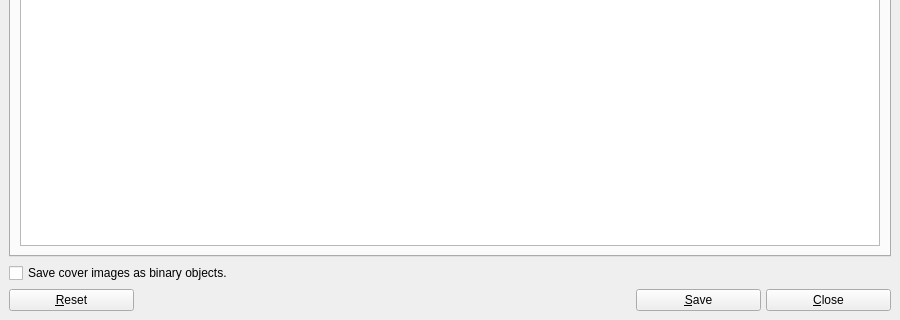
The window that UI/biblioteq_otheroptions.ui (textbrowser/biblioteq) describes before a commit, drawn with Qt 5; both pictures show x 0 to 900 and y 480 to 800 of the 900 by 800 pixel window.
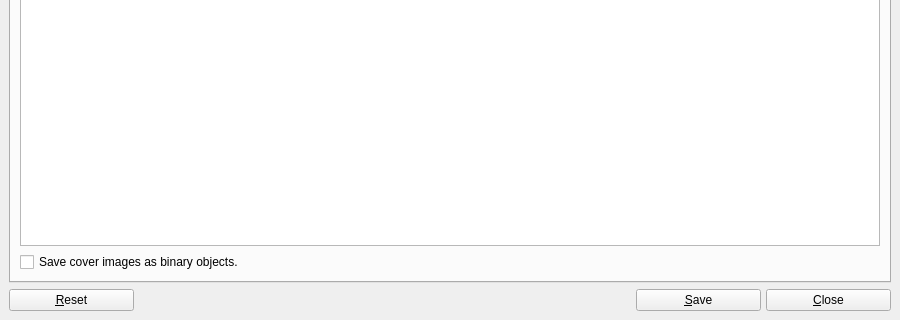
The same window after the commit. The open tabs and pages were chosen to show the change. Icons and pictures are not drawn. Custom widgets are drawn as their Qt base class.

Commit message: Cover images as binaries.

What changed in the file:
```diff
--- a/UI/biblioteq_otheroptions.ui
+++ b/UI/biblioteq_otheroptions.ui
@@ -520,6 +520,13 @@
           </column>
          </widget>
         </item>
+        <item>
+         <widget class="QCheckBox" name="save_cover_images_as_binary">
+          <property name="text">
+           <string>Save cover images as binary objects.</string>
+          </property>
+         </widget>
+        </item>
        </layout>
       </widget>
       <widget class="QWidget" name="page_main_window">
@@ -1249,13 +1256,6 @@
       </widget>
      </widget>
     </item>
-    <item>
-     <widget class="QCheckBox" name="save_cover_images_as_binary">
-      <property name="text">
-       <string>Save cover images as binary objects.</string>
-      </property>
-     </widget>
-    </item>
     <item>
      <layout class="QHBoxLayout">
       <property name="spacing">
```
The commit also changes 3 other files.
